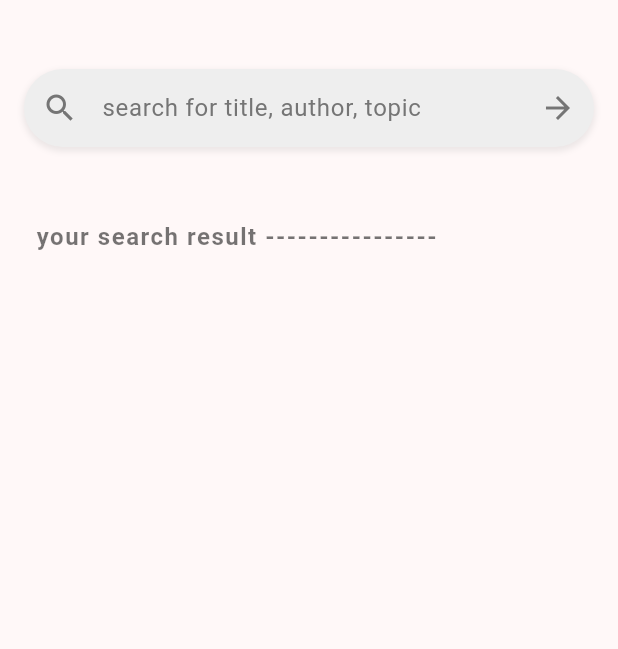
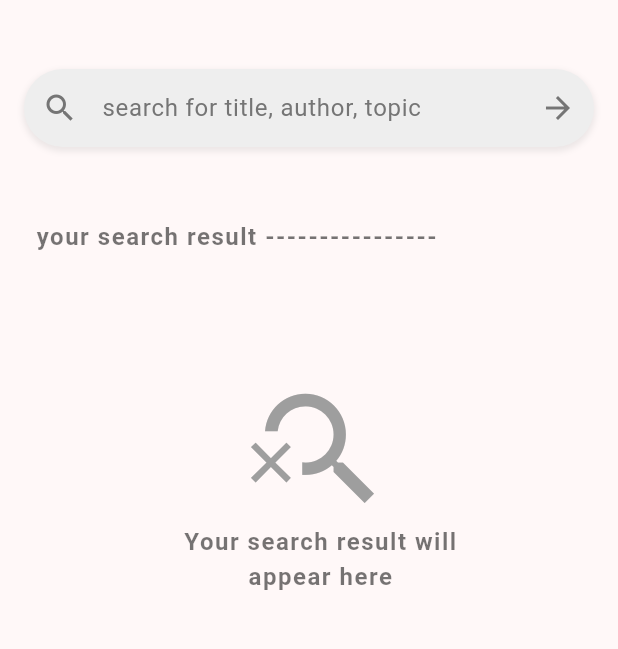
Before and after one commit to RAFI-006/book_finder, a Flutter app: the screen it shows after launch, on a phone screen of 412 x 824 dp, the part 84-733 px from its top. Run offline on Flutter 3.47's test engine with Material 3 defaults, Android fonts, the phone set to English and light mode, and no system bars; our stand-ins replace cached_network_image, dio, get_it, shimmer, sqflite; accounts and stored records are empty.

Commit message:
local data saving and retrival of books imp

```diff
--- a/lib/core/strings.dart
+++ b/lib/core/strings.dart
@@ -1,4 +1,5 @@
 const searchTitle = 'search for title, author, topic';
+const saveThisBook = 'save this book';
 const bookFinder = 'Book Finder App';
 const savedBooks = 'your saved books ----------------';
 const searchResult = 'your search result ----------------';
--- a/lib/domain/usecases/add_saved_books.dart
+++ b/lib/domain/usecases/add_saved_books.dart
@@ -0,0 +1,11 @@
+import 'package:book_finder/domain/domain.dart';
+
+class SaveBook {
+  final BookRepository repository;
+
+  SaveBook(this.repository);
+
+  Future<void> call(BookEntity book) async {
+    await repository.saveBook(book);
+  }
+}
--- a/lib/domain/usecases/get_saved_books.dart
+++ b/lib/domain/usecases/get_saved_books.dart
@@ -0,0 +1,11 @@
+import 'package:book_finder/domain/domain.dart';
+
+class GetSavedBooks {
+  final BookRepository repository;
+
+  GetSavedBooks(this.repository);
+
+  Future<List<BookEntity>> call() async {
+    return await repository.getSavedBooks();
+  }
+}
--- a/lib/presentation/providers/search_book_provider.dart
+++ b/lib/presentation/providers/search_book_provider.dart
@@ -4,9 +4,17 @@ import 'package:flutter/material.dart';
 enum BookState { initial, loading, loaded, error }
 
 class SearchBookProvider extends ChangeNotifier {
+  ///Injecting all the use case
   final SearchBooks searchBooks;
   final GetBookDetails getBookDetails;
-  SearchBookProvider({required this.searchBooks, required this.getBookDetails});
+  final SaveBook saveBook;
+  final GetSavedBooks getSavedBooks;
+  SearchBookProvider({
+    required this.searchBooks,
+    required this.getBookDetails,
+    required this.getSavedBooks,
+    required this.saveBook,
+  });
 
   BookState _viewState = BookState.initial;
   BookState get viewState => _viewState;
@@ -95,4 +103,24 @@ class SearchBookProvider extends ChangeNotifier {
       notifyListeners();
     }
   }
+
+  Future<void> saveBookToLocal(BookEntity book) async {
+    try {
+      await saveBook.call(book);
+      await fetchSavedBooks(); // Refresh saved books list
+    } catch (e) {
+      _errorMessage = 'Failed to save book: $e';
+      notifyListeners();
+    }
+  }
+
+  Future<void> fetchSavedBooks() async {
+    try {
+      _savedBooks = await getSavedBooks.call();
+    } catch (e) {
+      _errorMessage = 'Failed to fetch saved books: $e';
+    } finally {
+      notifyListeners();
+    }
+  }
 }
--- a/lib/presentation/screens/search_book_screen.dart
+++ b/lib/presentation/screens/search_book_screen.dart
@@ -12,6 +12,14 @@ class SearchBookScreen extends StatefulWidget {
 
 class _SearchBookState extends State<SearchBookScreen> {
   late SearchBookProvider _watcher;
+
+  @override
+  void initState() {
+    super.initState();
+    WidgetsBinding.instance.addPostFrameCallback((_) {
+      Provider.of<SearchBookProvider>(context, listen: false).fetchSavedBooks();
+    });
+  }
 
   @override
   void didChangeDependencies() {
@@ -40,6 +48,7 @@ class _SearchBookState extends State<SearchBookScreen> {
                 child: Text(searchResult, style: mediumTextStyle),
               ),
               SizedBox(height: 16),
+
               Padding(
                 padding: const EdgeInsets.only(left: 16),
                 child: _watcher.viewState == BookState.loading
--- a/lib/presentation/widgets/book_tile_widget.dart
+++ b/lib/presentation/widgets/book_tile_widget.dart
@@ -59,7 +59,7 @@ class BookTileWidget extends StatelessWidget {
                   SizedBox(
                     width: 160,
                     child: Text(
-                      book.author,
+                      book.title,
                       style: TextStyle(
                         fontSize: 16.0,
                         overflow: TextOverflow.ellipsis,
--- a/lib/presentation/widgets/searched_book_list_widget.dart
+++ b/lib/presentation/widgets/searched_book_list_widget.dart
@@ -1,5 +1,7 @@
+import 'package:book_finder/core/constants.dart';
 import 'package:book_finder/presentation/presentation.dart';
 import 'package:flutter/cupertino.dart';
+import 'package:flutter/material.dart';
 import 'package:provider/provider.dart';
 
 class SearchedBookListWidget extends StatelessWidget {
@@ -10,7 +12,25 @@ class SearchedBookListWidget extends StatelessWidget {
     var provider = Provider.of<SearchBookProvider>(context, listen: false);
     return SizedBox(
       height: MediaQuery.of(context).size.height * 0.4,
-      child: ListView.builder(
+      child: provider.books.isEmpty
+          ? Align(
+              alignment: Alignment.center,
+              child: SizedBox(
+                height: 200,
+                width: 200,
+                child: Column(
+                  children: [
+                    Icon(Icons.search_off, size: 100, color: Colors.grey),
+                    Text(
+                      textAlign: TextAlign.center,
+                      'Your search result will appear here',
+                      style: mediumTextStyle,
+                    ),
+                  ],
+                ),
+              ),
+            )
+          : ListView.builder(
               itemCount: provider.books.length,
               shrinkWrap: true,
               scrollDirection: Axis.horizontal,
```
Also changed, not shown: lib/core/locators.dart (+8 -1 lines), lib/presentation/screens/book_detail_screen.dart (+21 -9 lines), lib/presentation/widgets/saved_books_list_widget.dart (+9 -2 lines). Lines whose indentation alone changed are shown as unchanged.
